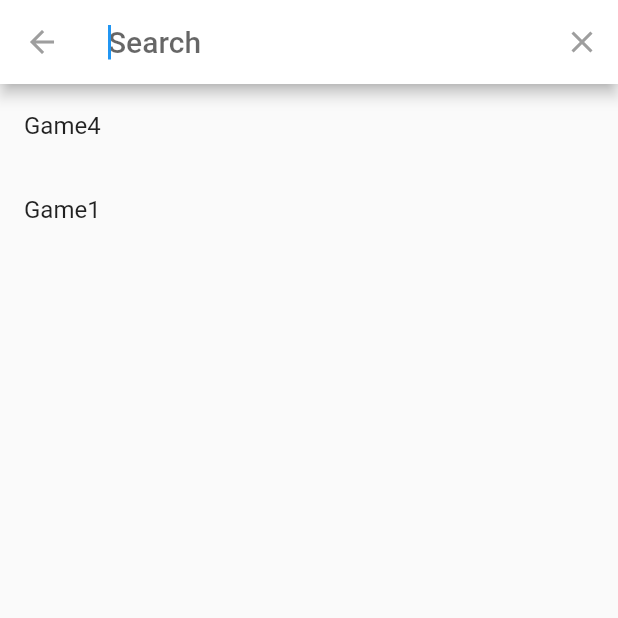
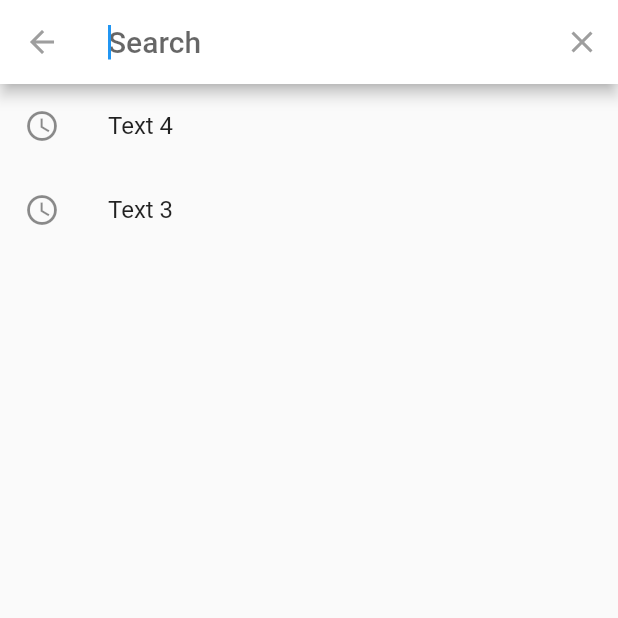
Before and after one commit to Chiragga24/gaming, a Flutter app: the screen it shows after launch, after a tap on the "search" icon, on a phone screen of 412 x 824 dp, the top half of it. Run offline on Flutter 3.47's test engine with Material 2 defaults, Android fonts, the phone set to English and light mode, and no system bars.

Commit message:
Search Bar

```diff
--- a/lib/main.dart
+++ b/lib/main.dart
@@ -83,6 +83,7 @@ class _MyHomePageState extends State<MyHomePage> {
         height: 90,
         width: 70,
         child: new FloatingActionButton(
+          heroTag: "btn5",
           backgroundColor: Colors.purple,
           onPressed: () {},
           child: Icon(Icons.person),
@@ -210,6 +211,7 @@ class _MyHomePageState extends State<MyHomePage> {
                               mainAxisAlignment: MainAxisAlignment.center,
                               children: [
                                 new FloatingActionButton(
+                                  heroTag: "btn1",
                                   backgroundColor: Colors.white,
                                   onPressed: () {},
                                   child: Icon(Icons.access_time, color: Colors.black,),
@@ -224,6 +226,7 @@ class _MyHomePageState extends State<MyHomePage> {
                               mainAxisAlignment: MainAxisAlignment.center,
                               children: [
                                 new FloatingActionButton(
+                                  heroTag: "btn2",
                                   backgroundColor: Colors.white,
                                   onPressed: () {},
                                   child: Icon(Icons.access_time, color: Colors.black),
@@ -238,6 +241,7 @@ class _MyHomePageState extends State<MyHomePage> {
                               mainAxisAlignment: MainAxisAlignment.center,
                               children: [
                                 new FloatingActionButton(
+                                  heroTag: "btn3",
                                   backgroundColor: Colors.white,
                                   onPressed: () {},
                                   child: Icon(Icons.access_time, color: Colors.black),
@@ -252,6 +256,7 @@ class _MyHomePageState extends State<MyHomePage> {
                               mainAxisAlignment: MainAxisAlignment.center,
                               children: [
                                 new FloatingActionButton(
+                                  heroTag: "btn4",
                                   backgroundColor: Colors.white,
                                   onPressed: () {},
                                   child: Icon(Icons.access_time, color: Colors.black),
--- a/lib/search.dart
+++ b/lib/search.dart
@@ -1,11 +1,12 @@
 import 'package:flutter/material.dart';
 
 class Search extends SearchDelegate {
-
   @override
   List<Widget> buildActions(BuildContext context) {
     return <Widget>[
-        IconButton(icon: Icon(Icons.close), onPressed: () {
+      IconButton(
+        icon: Icon(Icons.close),
+        onPressed: () {
           query = "";
         },
       ),
@@ -14,51 +15,56 @@ class Search extends SearchDelegate {
 
   @override
   Widget buildLeading(BuildContext context) {
-      return IconButton(icon: Icon(Icons.arrow_back), onPressed: () {
+    return IconButton(
+      icon: Icon(Icons.arrow_back),
+      onPressed: () {
         Navigator.pop(context);
-      });
+      },
+    );
   }
 
-    String selectedtext;
+  String selectedResult = "";
+
   @override
   Widget buildResults(BuildContext context) {
     return Container(
-        child: Center(child: Text(selectedtext),),
+      child: Center(
+        child: Text(selectedResult),
+      ),
     );
   }
+
   final List<String> listExample;
   Search(this.listExample);
 
-  List<String> recentList = ["Game4","Game1"];
+  List<String> recentList = ["Text 4", "Text 3"];
+
   @override
   Widget buildSuggestions(BuildContext context) {
     List<String> suggestionList = [];
     query.isEmpty
-    ? suggestionList = recentList
+        ? suggestionList = recentList //In the true case
         : suggestionList.addAll(listExample.where(
-      (element) => element.contains(query)));
+      // In the false case
+          (element) => element.contains(query),
+    ));
 
     return ListView.builder(
       itemCount: suggestionList.length,
       itemBuilder: (context, index) {
-        return Column(
-          mainAxisSize: MainAxisSize.min,
-          mainAxisAlignment: MainAxisAlignment.start,
-          children: [
-            Hero(tag: 'item$index',
-            child: new ListTile(
+        return ListTile(
           title: Text(
             suggestionList[index],
           ),
+          leading: query.isEmpty ? Icon(Icons.access_time) : SizedBox(),
           onTap: (){
-                selectedtext = suggestionList[index];
+            selectedResult = suggestionList[index];
             showResults(context);
           },
-            ))
-          ],
         );
       },
     );
   }
+}
 
 }
```
Lines whose indentation alone changed are shown as unchanged.
